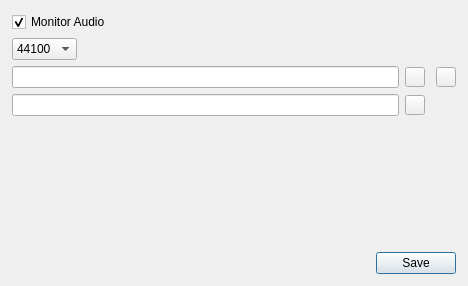
Above: audio/resources/settingstab.ui from springermac/audio before the change. Below: the same form after it.
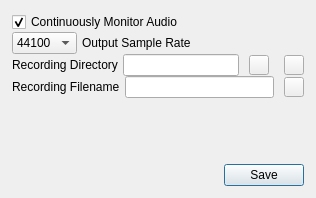
That is the form after the change. Icons and pictures are not drawn.

Commit message:
Make monitor audio work continuously by changing pipeline.
Added a valve to the pipeline and encapsulated wavenc and filesink in a
bin allowing the pipeline to continue playing while the bin records,
pauses, or stops. This allows the monitoring of the input level from
program startup to shutdown.

```diff
--- a/audio/resources/settingstab.ui
+++ b/audio/resources/settingstab.ui
@@ -6,8 +6,8 @@
    <rect>
     <x>0</x>
     <y>0</y>
-    <width>468</width>
-    <height>286</height>
+    <width>316</width>
+    <height>198</height>
    </rect>
   </property>
   <property name="windowTitle">
@@ -18,56 +18,33 @@
     <number>0</number>
    </property>
    <item>
-    <layout class="QGridLayout" name="gridLayout">
+    <layout class="QVBoxLayout" name="verticalLayout_4">
+     <property name="spacing">
+      <number>0</number>
+     </property>
      <property name="margin">
       <number>12</number>
      </property>
-     <item row="7" column="0">
-      <widget class="QLineEdit" name="recordingFilename"/>
-     </item>
-     <item row="5" column="3">
-      <widget class="QPushButton" name="browseRecordingDirectory">
-       <property name="sizePolicy">
-        <sizepolicy hsizetype="Fixed" vsizetype="Fixed">
-         <horstretch>0</horstretch>
-         <verstretch>0</verstretch>
-        </sizepolicy>
-       </property>
-       <property name="maximumSize">
-        <size>
-         <width>20</width>
-         <height>20</height>
-        </size>
-       </property>
-       <property name="text">
-        <string/>
-       </property>
-       <property name="icon">
-        <iconset resource="resources.qrc">
-         <normaloff>:/fileopen.png</normaloff>:/fileopen.png</iconset>
-       </property>
-       <property name="iconSize">
-        <size>
-         <width>16</width>
-         <height>16</height>
-        </size>
-       </property>
-      </widget>
-     </item>
-     <item row="5" column="0">
-      <widget class="QLineEdit" name="recordingDirectory"/>
-     </item>
-     <item row="1" column="0">
+     <item>
+      <layout class="QHBoxLayout" name="horizontalLayout_6">
+       <item>
       <widget class="QCheckBox" name="monitorAudio">
        <property name="text">
-        <string>Monitor Audio</string>
+          <string>Continuously Monitor Audio</string>
        </property>
        <property name="checked">
         <bool>true</bool>
        </property>
       </widget>
      </item>
-     <item row="2" column="0">
+      </layout>
+     </item>
+     <item>
+      <layout class="QHBoxLayout" name="horizontalLayout_7">
+       <property name="spacing">
+        <number>5</number>
+       </property>
+       <item>
       <widget class="QComboBox" name="recordingSampleRate">
        <property name="sizePolicy">
         <sizepolicy hsizetype="Fixed" vsizetype="Fixed">
@@ -95,36 +72,63 @@
        </item>
       </widget>
      </item>
-     <item row="7" column="1">
-      <widget class="QPushButton" name="resetRecordingFilename">
-       <property name="sizePolicy">
-        <sizepolicy hsizetype="Fixed" vsizetype="Fixed">
-         <horstretch>0</horstretch>
-         <verstretch>0</verstretch>
-        </sizepolicy>
-       </property>
-       <property name="maximumSize">
+       <item>
+        <widget class="QLabel" name="label_2">
+         <property name="toolTip">
+          <string>&lt;html&gt;&lt;head/&gt;&lt;body&gt;&lt;p&gt;&lt;span style=&quot; font-size:11pt;&quot;&gt;The sample rate the recorded file is saved at&lt;/span&gt;&lt;/p&gt;&lt;/body&gt;&lt;/html&gt;</string>
+         </property>
+         <property name="text">
+          <string>Output Sample Rate</string>
+         </property>
+         <property name="buddy">
+          <cstring>recordingSampleRate</cstring>
+         </property>
+        </widget>
+       </item>
+      </layout>
+     </item>
+     <item>
+      <layout class="QHBoxLayout" name="horizontalLayout_3">
+       <property name="spacing">
+        <number>5</number>
+       </property>
+       <item>
+        <widget class="QLabel" name="label">
+         <property name="toolTip">
+          <string>&lt;html&gt;&lt;head/&gt;&lt;body&gt;&lt;p&gt;&lt;span style=&quot; font-size:11pt; font-weight:600;&quot;&gt;The directory the recorded file should be saved to&lt;/span&gt;&lt;/p&gt;&lt;/body&gt;&lt;/html&gt;</string>
+         </property>
+         <property name="text">
+          <string>Recording Directory</string>
+         </property>
+         <property name="buddy">
+          <cstring>recordingDirectory</cstring>
+         </property>
+        </widget>
+       </item>
+       <item>
+        <widget class="QLineEdit" name="recordingDirectory">
+         <property name="toolTip">
+          <string>&lt;html&gt;&lt;head/&gt;&lt;body&gt;&lt;p&gt;&lt;span style=&quot; font-size:11pt; font-weight:600;&quot;&gt;The directory the recorded file should be saved to&lt;/span&gt;&lt;/p&gt;&lt;/body&gt;&lt;/html&gt;</string>
+         </property>
+        </widget>
+       </item>
+       <item>
+        <spacer name="horizontalSpacer_4">
+         <property name="orientation">
+          <enum>Qt::Horizontal</enum>
+         </property>
+         <property name="sizeType">
+          <enum>QSizePolicy::Fixed</enum>
+         </property>
+         <property name="sizeHint" stdset="0">
         <size>
-         <width>20</width>
+           <width>5</width>
          <height>20</height>
         </size>
        </property>
-       <property name="text">
-        <string/>
-       </property>
-       <property name="icon">
-        <iconset resource="resources.qrc">
-         <normaloff>:/back.png</normaloff>:/back.png</iconset>
-       </property>
-       <property name="iconSize">
-        <size>
-         <width>16</width>
-         <height>16</height>
-        </size>
-       </property>
-      </widget>
-     </item>
-     <item row="5" column="1">
+        </spacer>
+       </item>
+       <item>
       <widget class="QPushButton" name="resetRecordingDirectory">
        <property name="sizePolicy">
         <sizepolicy hsizetype="Fixed" vsizetype="Fixed">
@@ -150,7 +154,7 @@
        </property>
       </widget>
      </item>
-     <item row="5" column="2">
+       <item>
       <spacer name="horizontalSpacer_2">
        <property name="orientation">
         <enum>Qt::Horizontal</enum>
@@ -160,14 +164,123 @@
        </property>
        <property name="sizeHint" stdset="0">
         <size>
+           <width>10</width>
+           <height>20</height>
+          </size>
+         </property>
+        </spacer>
+       </item>
+       <item>
+        <widget class="QPushButton" name="browseRecordingDirectory">
+         <property name="sizePolicy">
+          <sizepolicy hsizetype="Fixed" vsizetype="Fixed">
+           <horstretch>0</horstretch>
+           <verstretch>0</verstretch>
+          </sizepolicy>
+         </property>
+         <property name="maximumSize">
+          <size>
+           <width>20</width>
+           <height>20</height>
+          </size>
+         </property>
+         <property name="toolTip">
+          <string>&lt;html&gt;&lt;head/&gt;&lt;body&gt;&lt;p&gt;&lt;span style=&quot; font-size:11pt; font-weight:600;&quot;&gt;Browse for the directory to save the recorded file&lt;/span&gt;&lt;/p&gt;&lt;/body&gt;&lt;/html&gt;</string>
+         </property>
+         <property name="text">
+          <string/>
+         </property>
+         <property name="icon">
+          <iconset resource="resources.qrc">
+           <normaloff>:/fileopen.png</normaloff>:/fileopen.png</iconset>
+         </property>
+         <property name="iconSize">
+          <size>
+           <width>16</width>
+           <height>16</height>
+          </size>
+         </property>
+        </widget>
+       </item>
+      </layout>
+     </item>
+     <item>
+      <layout class="QHBoxLayout" name="horizontalLayout_8">
+       <property name="spacing">
+        <number>5</number>
+       </property>
+       <item>
+        <widget class="QLabel" name="label_3">
+         <property name="toolTip">
+          <string>&lt;html&gt;&lt;head/&gt;&lt;body&gt;&lt;p&gt;&lt;span style=&quot; font-size:11pt; font-weight:600;&quot;&gt;The name the recording should be saved as&lt;/span&gt;&lt;/p&gt;&lt;p&gt;&lt;span style=&quot; font-size:11pt; font-style:italic;&quot;&gt;Can have variables in the name to insert the current date and/or time&lt;/span&gt;&lt;/p&gt;&lt;/body&gt;&lt;/html&gt;</string>
+         </property>
+         <property name="text">
+          <string>Recording Filename</string>
+         </property>
+         <property name="buddy">
+          <cstring>recordingFilename</cstring>
+         </property>
+        </widget>
+       </item>
+       <item>
+        <widget class="QLineEdit" name="recordingFilename">
+         <property name="toolTip">
+          <string>&lt;html&gt;&lt;head/&gt;&lt;body&gt;&lt;p&gt;&lt;span style=&quot; font-size:11pt; font-weight:600;&quot;&gt;The name the recording should be saved as&lt;/span&gt;&lt;/p&gt;&lt;p&gt;&lt;span style=&quot; font-size:11pt; font-style:italic;&quot;&gt;Can have variables in the name to insert the current date and/or time&lt;/span&gt;&lt;/p&gt;&lt;/body&gt;&lt;/html&gt;</string>
+         </property>
+        </widget>
+       </item>
+       <item>
+        <spacer name="horizontalSpacer_3">
+         <property name="orientation">
+          <enum>Qt::Horizontal</enum>
+         </property>
+         <property name="sizeType">
+          <enum>QSizePolicy::Fixed</enum>
+         </property>
+         <property name="sizeHint" stdset="0">
+          <size>
          <width>5</width>
          <height>20</height>
         </size>
        </property>
       </spacer>
      </item>
-    </layout>
-   </item>
+       <item>
+        <widget class="QPushButton" name="resetRecordingFilename">
+         <property name="sizePolicy">
+          <sizepolicy hsizetype="Fixed" vsizetype="Fixed">
+           <horstretch>0</horstretch>
+           <verstretch>0</verstretch>
+          </sizepolicy>
+         </property>
+         <property name="maximumSize">
+          <size>
+           <width>20</width>
+           <height>20</height>
+          </size>
+         </property>
+         <property name="toolTip">
+          <string>&lt;html&gt;&lt;head/&gt;&lt;body&gt;&lt;p&gt;&lt;span style=&quot; font-size:11pt; font-weight:600;&quot;&gt;Reset to the default filename&lt;/span&gt;&lt;/p&gt;&lt;p&gt;&lt;span style=&quot; font-size:11pt; font-style:italic;&quot;&gt;The current date&lt;/span&gt;&lt;/p&gt;&lt;/body&gt;&lt;/html&gt;</string>
+         </property>
+         <property name="text">
+          <string/>
+         </property>
+         <property name="icon">
+          <iconset resource="resources.qrc">
+           <normaloff>:/back.png</normaloff>:/back.png</iconset>
+         </property>
+         <property name="iconSize">
+          <size>
+           <width>16</width>
+           <height>16</height>
+          </size>
+         </property>
+        </widget>
+       </item>
+      </layout>
+     </item>
+    </layout>
+   </item>
    <item>
     <spacer name="verticalSpacer_2">
      <property name="orientation">
@@ -176,7 +289,7 @@
      <property name="sizeHint" stdset="0">
       <size>
        <width>20</width>
-       <height>13</height>
+       <height>40</height>
       </size>
      </property>
     </spacer>
```
Left out of the diff: 17 changed lines with no effect on the pictures. Lines whose indentation alone changed are shown as unchanged. The commit also changes 5 other files.
